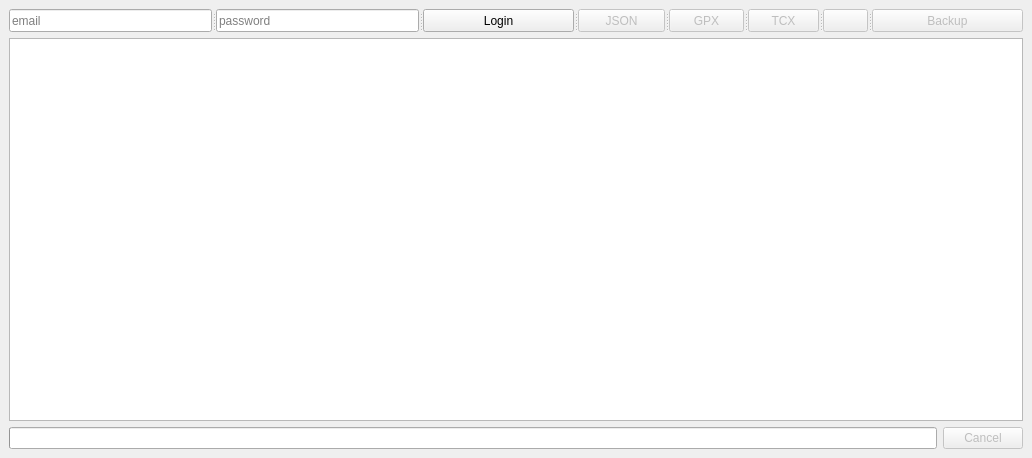
pkwalker00/micoach-backup, file micoach.ui: the form before one commit.
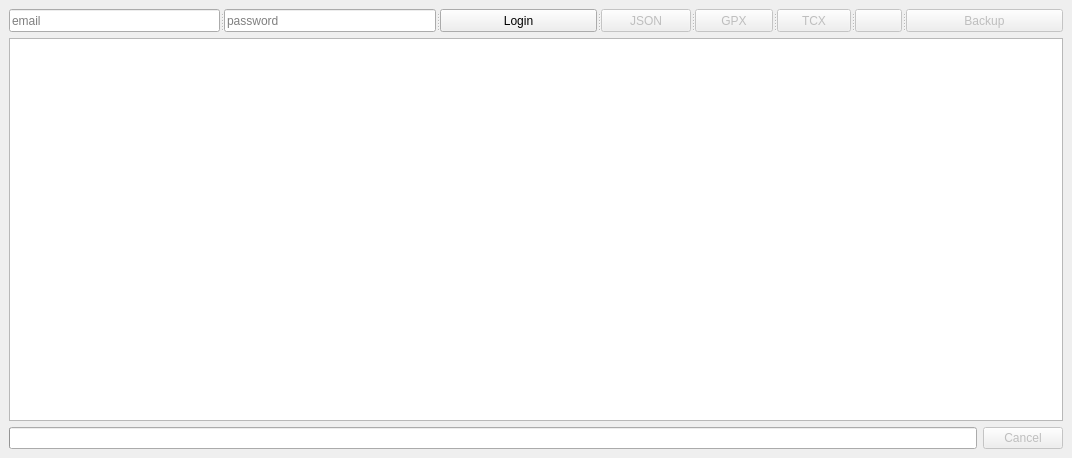
The form after the commit. Icons and pictures are not drawn.

Commit message: setAutoDefault on loginButton

The edit to the form file:
```diff
--- a/micoach.ui
+++ b/micoach.ui
@@ -6,7 +6,7 @@
    <rect>
     <x>0</x>
     <y>0</y>
-    <width>1032</width>
+    <width>1072</width>
     <height>458</height>
    </rect>
   </property>
@@ -47,6 +47,9 @@
       <property name="text">
        <string>Login</string>
       </property>
+      <property name="autoDefault">
+       <bool>true</bool>
+      </property>
      </widget>
      <widget class="QToolButton" name="jsonButton">
       <property name="enabled">
```
Left out of the diff: 12 changed lines with no effect on the pictures. The commit also changes 1 other file.
